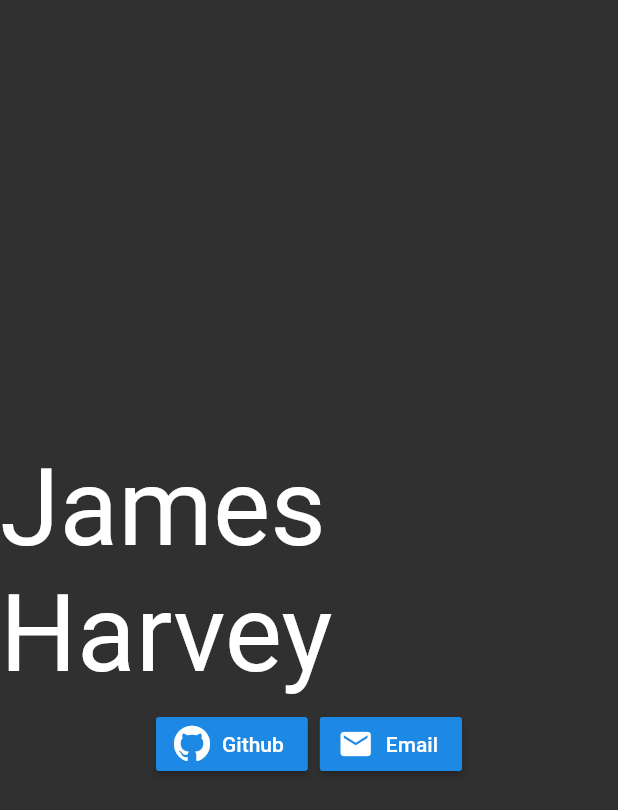
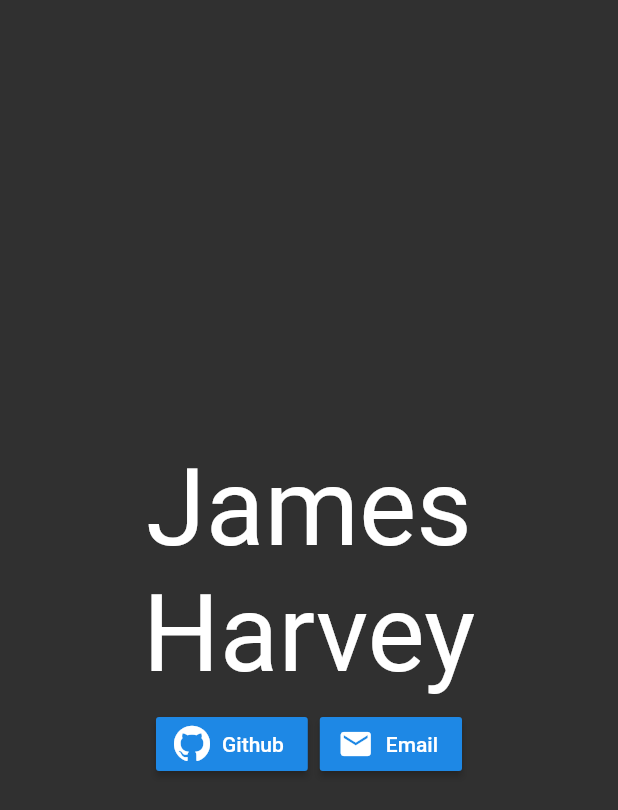
Before and after one commit to UnicornsOnLSD/UnicornsOnLSD.github.io, a Flutter app: the screen it shows after launch, on a phone screen of 412 x 824 dp. Shown: the top 810 px of the screen. Run offline on Flutter 3.47's test engine with Material 2 defaults, Android fonts, the phone set to English and light mode, and no system bars.

Commit message:
Fix clipping and alignment when there isn't much vertical space

```diff
--- a/website/lib/main.dart
+++ b/website/lib/main.dart
@@ -15,14 +15,13 @@ class MyApp extends StatelessWidget {
             mainAxisAlignment: MainAxisAlignment.center,
             crossAxisAlignment: CrossAxisAlignment.center,
             children: <Widget>[
-              Text(
-                "James Harvey",
-                style: TextStyle(fontSize: 72),
-              ),
+              Text("James Harvey",
+                  style: TextStyle(fontSize: 72),
+                  textAlign: TextAlign.center,
+                  maxLines: 2),
               ButtonBar(
-                //mainAxisAlignment: MainAxisAlignment.center,
-                //crossAxisAlignment: CrossAxisAlignment.center,
                 mainAxisSize: MainAxisSize.min,
+                alignment: MainAxisAlignment.center,
                 children: <Widget>[
                   RaisedButton.icon(
                     icon: Icon(GithubIcon.github),
```
Also changed, not shown: 2 other files.
